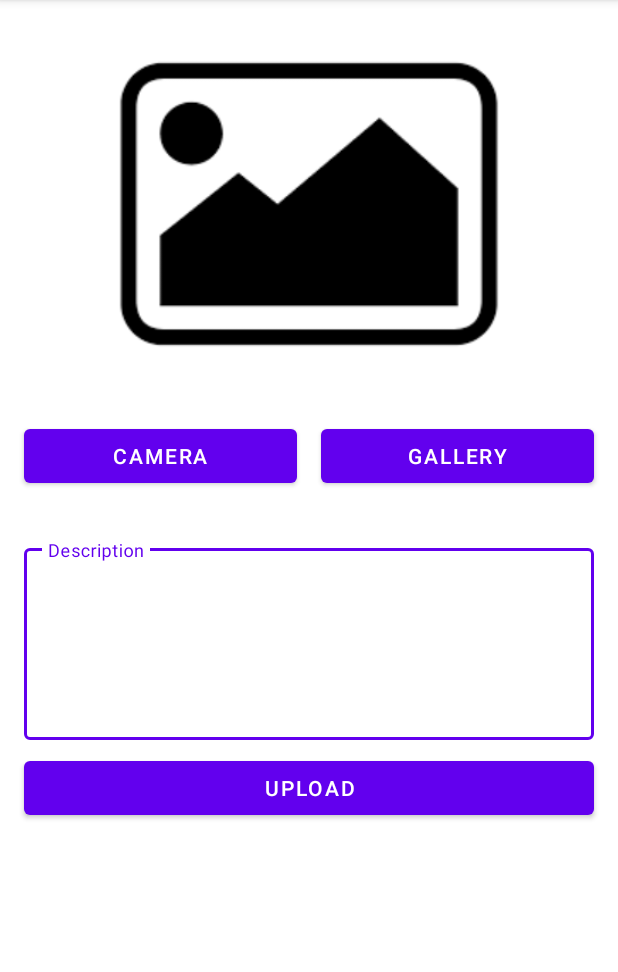
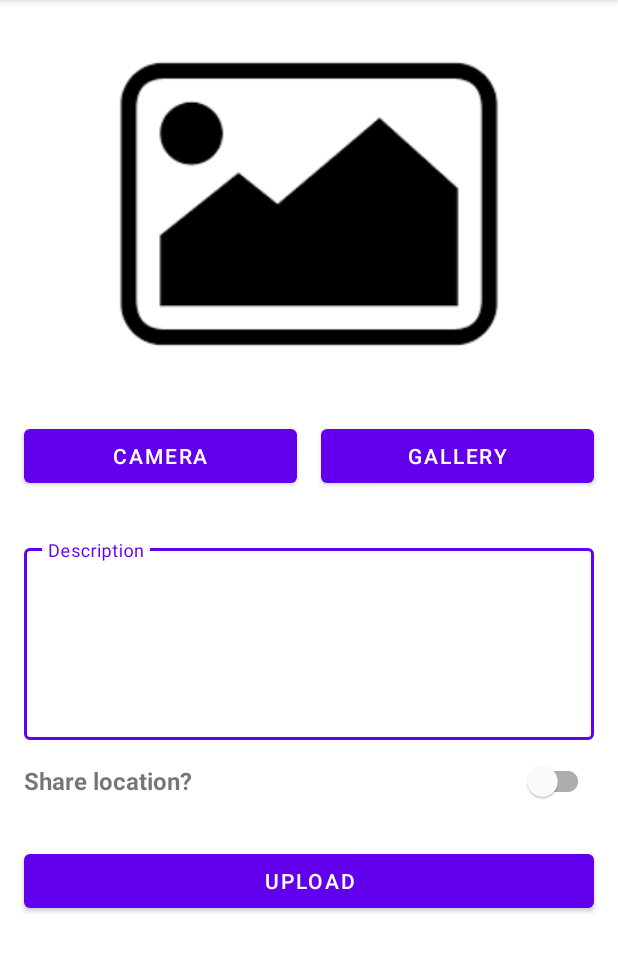
Before and after one commit to yayanrw/dicoding-story-app-v2, an Android app: the StoryAddActivity screen opened directly, with no data from a screen before it, on a phone screen of 412 x 824 dp, the part 84-1056 px from its top. Run offline under Robolectric (Android 15) with nearby library versions, the phone set to English and light mode, and no system bars; our stand-ins replace data binding; pictures from the network do not load.

```diff
--- a/app/src/main/res/layout/activity_story_add.xml
+++ b/app/src/main/res/layout/activity_story_add.xml
@@ -84,21 +84,41 @@
                     android:layout_height="128dp"
                     android:ems="10"
                     android:gravity="start|top"
-                    android:inputType="textMultiLine" />
+                    android:inputType="textMultiLine"
+                    android:textColorHint="#757575" />
 
             </com.google.android.material.textfield.TextInputLayout>
+
+            <TextView
+                android:id="@+id/share_loc"
+                android:layout_width="wrap_content"
+                android:layout_height="wrap_content"
+                android:layout_marginTop="16dp"
+                android:text="@string/share_location"
+                android:textSize="16sp"
+                android:textStyle="bold"
+                app:layout_constraintStart_toStartOf="@+id/textInputLayout"
+                app:layout_constraintTop_toBottomOf="@id/textInputLayout" />
+
+            <com.google.android.material.switchmaterial.SwitchMaterial
+                android:id="@+id/switch_loc"
+                android:layout_width="wrap_content"
+                android:layout_height="wrap_content"
+                app:layout_constraintBottom_toBottomOf="@+id/share_loc"
+                app:layout_constraintEnd_toEndOf="@+id/textInputLayout"
+                app:layout_constraintTop_toTopOf="@+id/share_loc" />
 
             <com.google.android.material.button.MaterialButton
                 android:id="@+id/button_add"
                 android:layout_width="match_parent"
                 android:layout_height="wrap_content"
-                android:layout_marginTop="8dp"
+                android:layout_marginTop="32dp"
                 android:onClick="@{() -> storyAddActivity.uploadImage()}"
                 android:text="@string/upload"
                 app:layout_constrainedWidth="true"
                 app:layout_constraintEnd_toEndOf="@+id/textInputLayout"
                 app:layout_constraintStart_toStartOf="@+id/textInputLayout"
-                app:layout_constraintTop_toBottomOf="@+id/textInputLayout" />
+                app:layout_constraintTop_toBottomOf="@+id/share_loc" />
 
         </androidx.constraintlayout.widget.ConstraintLayout>
     </ScrollView>
--- a/app/src/main/res/values/strings.xml
+++ b/app/src/main/res/values/strings.xml
@@ -41,4 +41,5 @@
     <string name="style_map_failed">Style parsing failed.</string>
     <string name="style_map_error">Can\'t find style. Error: %s</string>
     <string name="maps">Maps</string>
+    <string name="share_location">Share location?</string>
 </resources>
```
Also changed, not shown: app/src/main/java/com/heyproject/storyapp/ui/story_add/StoryAddActivity.kt (+72 -1 lines), app/src/main/java/com/heyproject/storyapp/ui/story_add/StoryAddViewModel.kt (+15 -7 lines), 1 other file.
